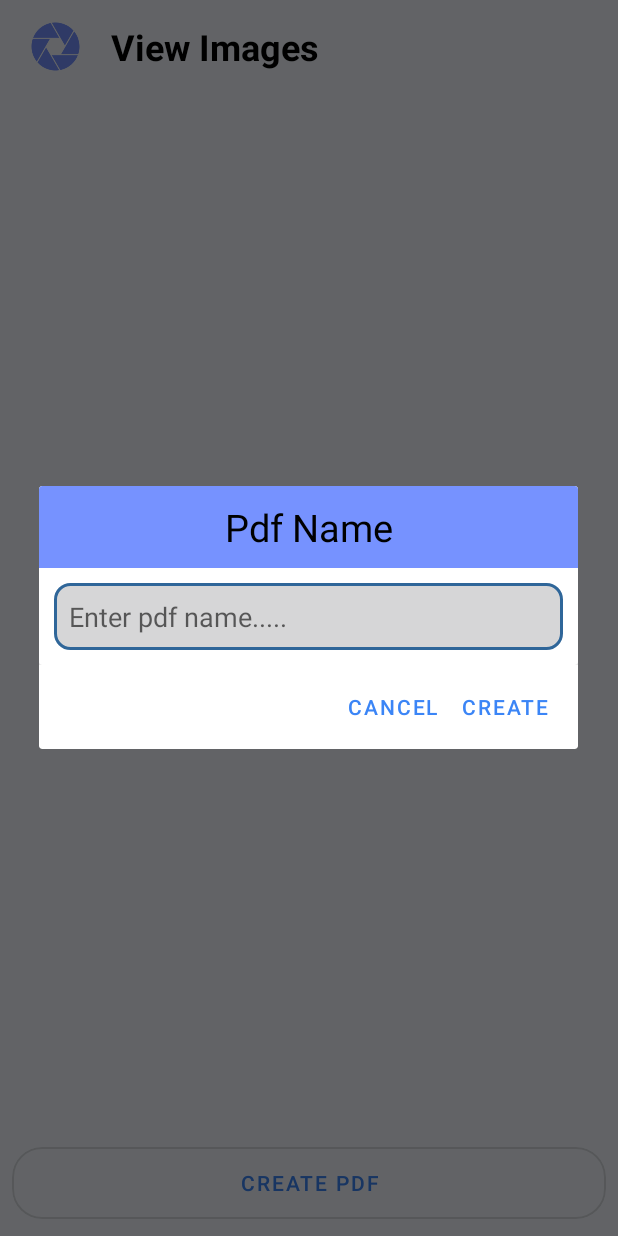
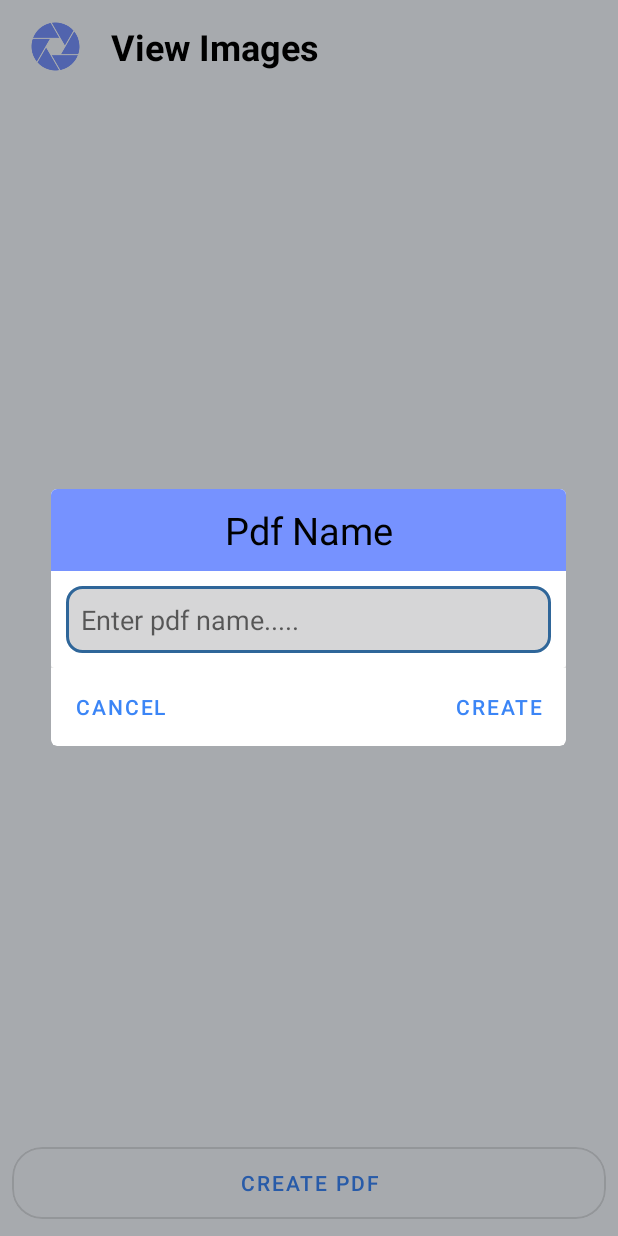
Before and after one commit to sebesti0n/Pdf_Generator, an Android app: the ImagePreviewFragment screen opened through its navigation route, after a tap on "CREATE PDF", on a phone screen of 412 x 824 dp. Run offline under Robolectric (Android 15) with nearby library versions, the phone set to English and light mode, and no system bars; our stand-ins replace navigation-ui; libraries missing offline, so code that uses them is left out: com.journeyapps.barcodescanner.

Commit message:
Implemented Progress Bar

```diff
--- a/app/src/main/java/com/example/pdf_generator/Fragments/ImagePreviewFragment.kt
+++ b/app/src/main/java/com/example/pdf_generator/Fragments/ImagePreviewFragment.kt
@@ -1,6 +1,7 @@
 package com.example.pdf_generator.Fragments
 
 import android.Manifest
+import android.app.ProgressDialog
 import android.content.ActivityNotFoundException
 import android.content.ContentValues
 import android.content.Intent
@@ -29,6 +30,7 @@ import com.example.pdf_generator.R
 import com.example.pdf_generator.UI.AppViewModel
 import com.example.pdf_generator.adapters.ClickedImagePreviewAdapter
 import com.example.pdf_generator.databinding.FragmentImagePreviewBinding
+import com.google.android.material.dialog.MaterialAlertDialogBuilder
 import java.io.ByteArrayOutputStream
 import java.io.File
 import java.io.FileOutputStream
@@ -44,6 +46,9 @@ class ImagePreviewFragment : Fragment(), ItemClickListner {
     private lateinit var adapter: ClickedImagePreviewAdapter
     private lateinit var viewModel: AppViewModel
     private lateinit var listener: ItemClickListner
+    private lateinit var temp:String
+    private lateinit var mProgressDialog:ProgressDialog
+
 
     companion object {
         private const val FILENAME_FORMAT = "yyyy-MM-dd-HH-mm-ss-SSS"
@@ -70,10 +75,11 @@ class ImagePreviewFragment : Fragment(), ItemClickListner {
 
     override fun onViewCreated(view: View, savedInstanceState: Bundle?) {
         super.onViewCreated(view, savedInstanceState)
+
         setUpRecyclerView()
         updateRecyclerView()
         binding.openDialogBoxForName.setOnClickListener {
-            showDialog()
+            buildDialogBox()
         }
 
     }
@@ -87,40 +93,54 @@ class ImagePreviewFragment : Fragment(), ItemClickListner {
         binding.RVImageGrid.layoutManager=GridLayoutManager(requireContext(), 3)
     }
 
-    private fun showDialog() {
-        val builder = AlertDialog.Builder(requireContext())
+
+    var isDialogBoxShowing = true
+    private fun buildDialogBox() {
         val inflater = layoutInflater
         val dialogLayout = inflater.inflate(R.layout.dialoglayout, null)
         val editText = dialogLayout.findViewById<EditText>(R.id.et_pdfname)
-        with(builder) {
-            setPositiveButton("Create") { dialog, which ->
-                val temp = editText.text.toString()
-                if (temp.isEmpty()) {
-                    Toast.makeText(requireContext(), "Enter Pdf Name!", Toast.LENGTH_LONG).show()
+        Log.w("check", "creating dialogBox")
+        val builder = MaterialAlertDialogBuilder(requireContext())
+            .setView(dialogLayout)
+            .setNeutralButton("Cancel") { _, which ->
+            }
+            .setPositiveButton("Create") { _, which ->
+            }
+        val dialog = builder.show()
+        dialog.getButton(-1).setOnClickListener {
+           temp = editText.text.toString()
+            if (temp.isEmpty()) {
+                Toast.makeText(requireContext(), "Enter Pdf Name!", Toast.LENGTH_LONG).show()
 
-                } else {
-                    createPdf(viewModel.listOfBitmaps.value!!, temp)
-                    openDoc( temp)
-                }
+            } else {
+                dialog.dismiss()
+                progressBarDialog()
+                isDialogBoxShowing = false
             }
-            setNegativeButton("Cancel") { dialog, which ->
-                Log.d("PKS", "-ve Button Clicked")
+        }
+        dialog.getButton(-2).setOnClickListener {
 
-            }
-            setView(dialogLayout)
-            show()
+            dialog.dismiss()
+            isDialogBoxShowing = false
+        }
 
-        }
+
+
+    }
+    var isprogressBarDialogShowing=false
+    private fun progressBarDialog() {
+      mProgressDialog = ProgressDialog(requireContext(),R.style.AppCompatDialogBox)
+        mProgressDialog.setTitle("Please wait...")
+        mProgressDialog.setMessage("Preparing")
+        isprogressBarDialogShowing=true
+        mProgressDialog.show()
+        createPdf(viewModel.listOfBitmaps.value!!, temp)
+        mProgressDialog.dismiss()
+
     }
 
-    private fun openDoc(pdfFileName: String) {
-           val documentsDirectory = Environment.getExternalStoragePublicDirectory(Environment.DIRECTORY_DOCUMENTS)
-        val directoryName = "pdfGeneratorDocuments"
-        val directory=File(documentsDirectory, directoryName)
-        if (!directory.exists()) {directory.mkdirs()}
-//
-        val pdfFilePath = "${directory.path}/$pdfFileName.pdf"
-        val pdfFile = File(pdfFilePath)
+    private fun openDoc(pdfFile: File) {
+
         val authority = "com.example.pdf_generator.fileprovider"
 
         val pdfUri = FileProvider.getUriForFile(requireContext(), authority, pdfFile)
@@ -181,7 +201,13 @@ class ImagePreviewFragment : Fragment(), ItemClickListner {
             pdfDocument.writeTo(FileOutputStream(pdfFile))
             pdfDocument.close()
             Toast.makeText(requireContext(), "${pdfFileName}.pdf saved successfully", Toast.LENGTH_SHORT).show()
+            openDoc(pdfFile)
+            if(isprogressBarDialogShowing){
+                mProgressDialog.dismiss()
+                isprogressBarDialogShowing=false
+            }
             viewModel.clearList()
+
         } catch (e: IOException) {
             Log.w(ContentValues.TAG, "Error while creating Pdf: ${e}")
             Toast.makeText(requireContext(), "Failed to create PDF", Toast.LENGTH_SHORT).show()
--- a/app/src/main/res/navigation/nav_graph.xml
+++ b/app/src/main/res/navigation/nav_graph.xml
@@ -19,9 +19,7 @@
         <action
             android:id="@+id/action_homeFragment_to_imagePreviewFragment"
             app:destination="@id/imagePreviewFragment" />
-        <action
-            android:id="@+id/action_homeFragment_to_galleryFragment"
-            app:destination="@id/galleryFragment" />
+
     </fragment>
     <fragment
         android:id="@+id/cameraFragment"
@@ -46,6 +44,9 @@
         <action
             android:id="@+id/action_imagePreviewFragment_to_cameraFragment"
             app:destination="@id/cameraFragment" />
+        <action
+            android:id="@+id/action_imagePreviewFragment_to_cameraFragment2"
+            app:destination="@id/cameraFragment" />
     </fragment>
     <fragment
         android:id="@+id/scannerFragment"
@@ -56,17 +57,5 @@
             android:id="@+id/action_scannerFragment_to_homeFragment"
             app:destination="@id/homeFragment" />
     </fragment>
-    <fragment
-        android:id="@+id/galleryFragment"
-        android:name="com.example.pdf_generator.Fragments.GalleryFragment"
-        android:label="fragment_gallery"
-        tools:layout="@layout/fragment_gallery" >
-        <action
-            android:id="@+id/action_galleryFragment_to_imagePreviewFragment"
-            app:destination="@id/imagePreviewFragment" />
-        <action
-            android:id="@+id/action_galleryFragment_to_homeFragment"
-            app:destination="@id/homeFragment" />
-    </fragment>
 
 </navigation>
--- a/app/src/main/res/values/themes.xml
+++ b/app/src/main/res/values/themes.xml
@@ -18,5 +18,8 @@
         <!-- Customize your light theme here. -->
         <!-- <item name="colorPrimary">@color/my_light_primary</item> -->
     </style>
+    <style name="AppCompatDialogBox" parent="Theme.AppCompat.Light.Dialog.Alert">
+        <item name="colorAccent">@color/blueDark</item>
+    </style>
 
 </resources>
```
Also changed, not shown: app/build.gradle (+3 -5 lines), app/src/main/java/com/example/pdf_generator/Fragments/CameraFragment.kt (+7 -1 lines), app/src/main/res/drawable/progress_bar_drawable.xml (added, +29 -0 lines), app/src/main/res/layout/fragment_camera.xml (+32 -23 lines).
